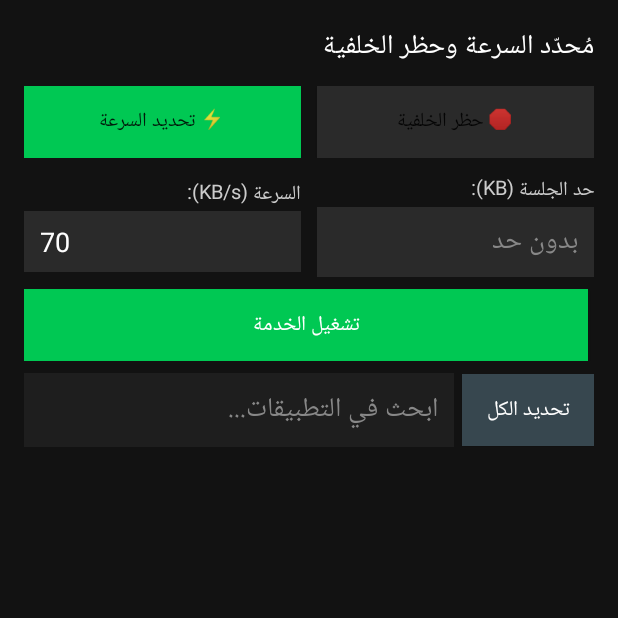
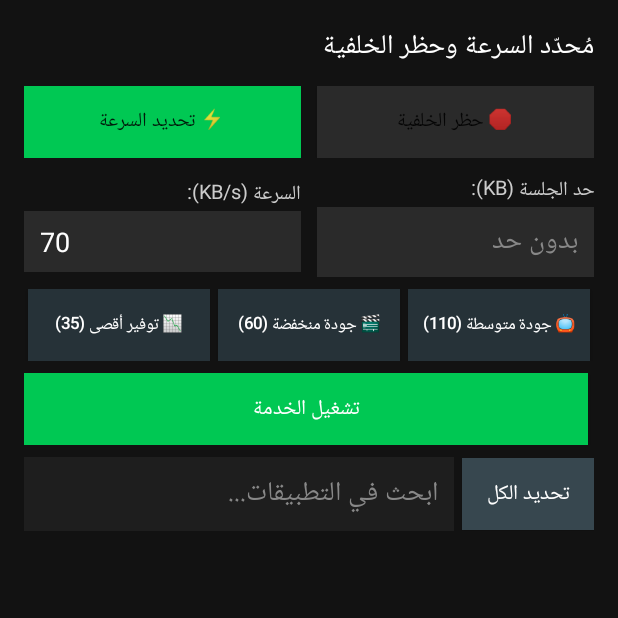
Before and after one commit to rew733/SpeedLimiter, an Android app: the screen it shows after launch (MainActivity), on a phone screen of 412 x 824 dp, the top half of it. Run offline under Robolectric (Android 15) with nearby library versions, the phone set to English and light mode, and no system bars.

Commit message:
Add quick preset buttons for video quality adjustment

```diff
--- a/app/src/main/java/com/example/speedlimiter/MainActivity.kt
+++ b/app/src/main/java/com/example/speedlimiter/MainActivity.kt
@@ -165,6 +165,41 @@ class MainActivity : AppCompatActivity() {
         controlsRow.addView(speedCol)
         controlsRow.addView(sessionCol)
         speedLayoutContainer.addView(controlsRow)
+
+        // أزرار الاختيار السريع لخفض جودة الفيديو بلمسة واحدة
+        val presetsRow = LinearLayout(this).apply {
+            orientation = LinearLayout.HORIZONTAL
+            setPadding(0, 0, 0, 12)
+        }
+
+        val presets = listOf(
+            "📉 توفير أقصى (35)" to 35,
+            "🎬 جودة منخفضة (60)" to 60,
+            "📺 جودة متوسطة (110)" to 110
+        )
+
+        for ((label, kbValue) in presets) {
+            val presetBtn = Button(this).apply {
+                text = label
+                textSize = 11f
+                setTextColor(Color.WHITE)
+                setBackgroundColor(Color.parseColor("#263238"))
+                layoutParams = LinearLayout.LayoutParams(0, ViewGroup.LayoutParams.WRAP_CONTENT, 1f).apply {
+                    setMargins(4, 0, 4, 0)
+                }
+                setOnClickListener {
+                    speedInput.setText(kbValue.toString())
+                    if (MyVpnService.isServiceRunning) {
+                        prepareAndStartVpn()
+                    } else {
+                        savePreferences()
+                    }
+                    Toast.makeText(this@MainActivity, "تم ضبط السرعة على $kbValue KB/s", Toast.LENGTH_SHORT).show()
+                }
+            }
+            presetsRow.addView(presetBtn)
+        }
+        speedLayoutContainer.addView(presetsRow)
 
         val buttonsRow = LinearLayout(this).apply {
             orientation = LinearLayout.HORIZONTAL
```
